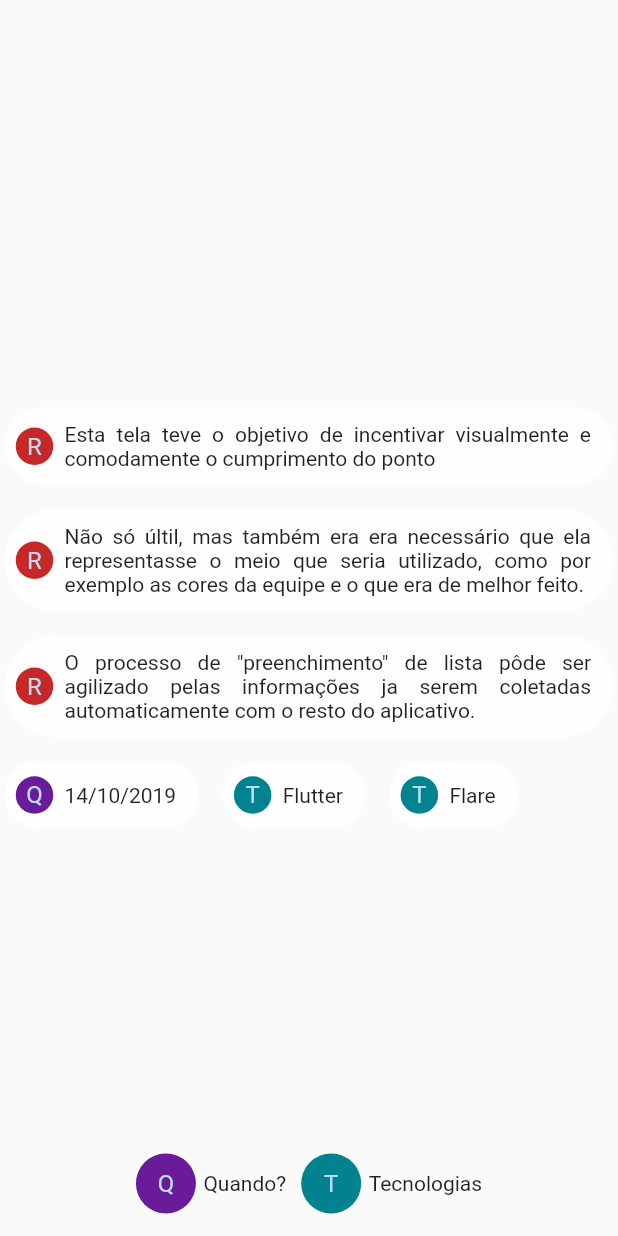
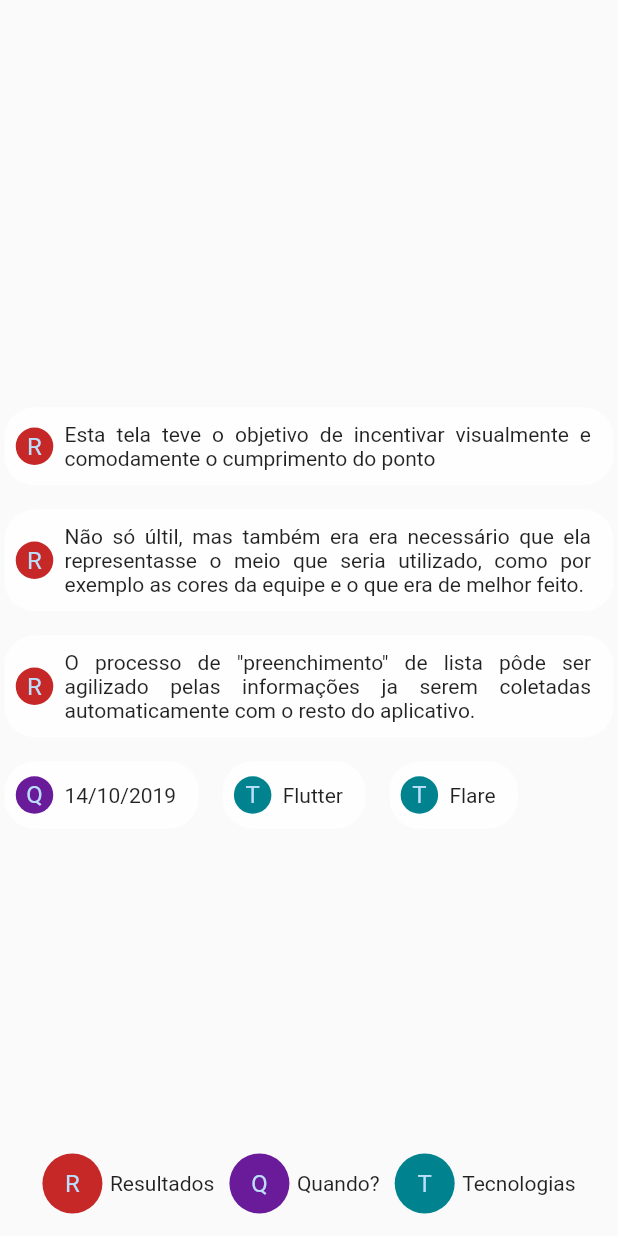
Before and after one commit to CabraKill/portfolio, a Flutter app: the AttendancePage3 widget shown alone on an empty page, opened directly, on a phone screen of 412 x 824 dp. Run offline on Flutter 3.47's test engine with Material 2 defaults, Android fonts, the phone set to English and light mode, and no system bars; our stand-ins replace flare_flutter, get, video_player; missing offline and left inert: clipboard.

Commit message:
mychip updated, new gifs

```diff
--- a/lib/global_Widgets/legend_Widget.dart
+++ b/lib/global_Widgets/legend_Widget.dart
@@ -3,22 +3,33 @@ import 'package:flutter/material.dart';
 class LegendWidget extends StatelessWidget {
   final int start;
   final int end;
-  const LegendWidget({this.start = 0, this.end = 5, Key key}) : super(key: key);
+  final List<String> keys;
+  const LegendWidget({this.start = 0, this.end = 5, this.keys, Key key})
+      : super(key: key);
 
-  const LegendWidget.sub({@required this.start, @required this.end});
+  const LegendWidget.sub({@required this.start, @required this.end, this.keys});
+  const LegendWidget.byKeys({@required this.keys, this.start, this.end});
 
+  static final legends = <String, Widget>{
+    "I": _legenda("I", "Info", Colors.grey.shade800),
+    "?": _legenda("?", "Por que?", Colors.blue.shade800),
+    "R": _legenda("R", "Resultados", Colors.red.shade800),
+    "Q": _legenda("Q", "Quando?", Colors.purple.shade800),
+    "T": _legenda("T", "Tecnologias", Colors.cyan.shade800),
+  };
   @override
   Widget build(BuildContext context) {
-    final children = <Widget>[
-      _legenda("I", "Info", Colors.grey.shade800),
-      _legenda("?", "Por que?", Colors.blue.shade800),
-      _legenda(
-          "R", "Resultados", Colors.red.shade800), //TODO: add color pallete
-      _legenda("Q", "Quando?", Colors.purple.shade800),
-      _legenda("T", "Tecnologias", Colors.cyan.shade800),
-    ];
-    return Wrap(
-        spacing: 10, runSpacing: 10, children: children.sublist(start, end));
+    List<Widget> children;
+    if (keys == null)
+      children = legends.values.toList().sublist(start, end);
+    else {
+      children = List();
+      for (var k in keys) {
+        children.add(legends[k]);
+      }
+    }
+
+    return Wrap(spacing: 10, runSpacing: 10, children: children);
   }
 }
 
--- a/lib/global_Widgets/myChip_Widget.dart
+++ b/lib/global_Widgets/myChip_Widget.dart
@@ -4,39 +4,54 @@ class MyChip extends StatelessWidget {
   final String leadingText;
   final MaterialColor leadingColor;
   final String text;
+  final Widget child;
   const MyChip(
-      {@required this.leadingText,
-      @required this.leadingColor,
-      @required this.text,
-      key})
-      : super(key: key);
+      {this.leadingText, this.leadingColor, this.text, this.child, key})
+      : assert(text == null || child == null,
+            "At leats one.Cannot provide both text and child"),
+        super(key: key);
 
   static const double leadingSize = 25;
 
-  const MyChip.why(
-      {this.leadingText = '?',
+  const MyChip.why({
+    this.leadingText = '?',
     this.leadingColor = Colors.blue,
-      @required this.text});
+    @required this.text,
+    this.child,
+  });
 
-  const MyChip.when(
-      {this.leadingText = 'Q',
+  const MyChip.when({
+    this.leadingText = 'Q',
     this.leadingColor = Colors.purple,
-      @required this.text});
+    @required this.text,
+    this.child,
+  });
 
-  const MyChip.tecnology(
-      {this.leadingText = 'T',
+  const MyChip.tecnology({
+    this.leadingText = 'T',
     this.leadingColor = Colors.cyan,
-      @required this.text});
+    @required this.text,
+    this.child,
+  });
 
-  const MyChip.meaning(
-      {this.leadingText = 'R',
+  const MyChip.meaning({
+    this.leadingText = 'R',
     this.leadingColor = Colors.red,
-      @required this.text});
+    @required this.text,
+    this.child,
+  });
 
-  const MyChip.info(
-      {this.leadingText = 'I',
+  const MyChip.info({
+    this.leadingText = 'I',
     this.leadingColor = Colors.grey,
-      @required this.text});
+    @required this.text,
+    this.child,
+  });
+
+  const MyChip.singleChild({this.leadingText,
+    this.leadingColor,
+    this.text,
+    this.child,});
 
   @override
   Widget build(BuildContext context) {
@@ -46,23 +61,27 @@ class MyChip extends StatelessWidget {
       decoration: BoxDecoration(
           color: Colors.white.withOpacity(0.7),
           //color: Colors.red.withAlpha(80),
-          borderRadius: BorderRadius.circular(40)),
+          borderRadius: BorderRadius.circular(20)),
       child: Row(
         mainAxisSize: MainAxisSize.min,
         children: [
           Align(
               alignment: Alignment.center,
-              child: SizedBox(
+              child: text != null
+                  ? SizedBox(
                       height: leadingSize,
                       child: CircleAvatar(
                         backgroundColor: leadingColor.shade800,
                         child: Text(leadingText),
-                  ))),
+                      ))
+                  : SizedBox(width: 20,)),
           Flexible(
-            child: Text(
+            child: text != null
+                ? Text(
                     text,
                     textAlign: TextAlign.justify,
-            ),
+                  )
+                : child,
           ),
         ],
       ),
--- a/lib/pages/subpages/attendanceCabuto/attendance_Page3.dart
+++ b/lib/pages/subpages/attendanceCabuto/attendance_Page3.dart
@@ -13,7 +13,7 @@ class AttendancePage3 extends StatelessWidget {
         children: [
           Align(
             alignment: Alignment.bottomCenter,
-            child: LegendWidget.sub(start: 3, end: 5),
+            child: LegendWidget.byKeys(keys: ["R","Q","T"]),
           ),
           Align(
             alignment: Alignment.center,
```
Also changed, not shown: lib/global_Widgets/palleteColors_Widget.dart (+18 -11 lines), lib/global_Widgets/videoLoop_Widget.dart (added, +49 -0 lines), lib/pages/subpages/Cactosol/cactosol_Page.dart (+17 -51 lines), lib/pages/subpages/Cactosol/cactosol_Page1.dart (added, +53 -0 lines), lib/pages/subpages/Cactosol/cactosol_Page2.dart (added, +60 -0 lines), lib/pages/subpages/Cactosol/cactosol_Page3.dart (added, +45 -0 lines), lib/pages/subpages/Cactosol/cactosol_Page4.dart (added, +38 -0 lines), lib/pages/subpages/attendanceCabuto/attendance_Page2.dart (+9 -7 lines), assets/database.PNG (added), assets/maps.gif (added), assets/mapsNotification.gif (added), 2 other files. Lines whose indentation alone changed are shown as unchanged.
